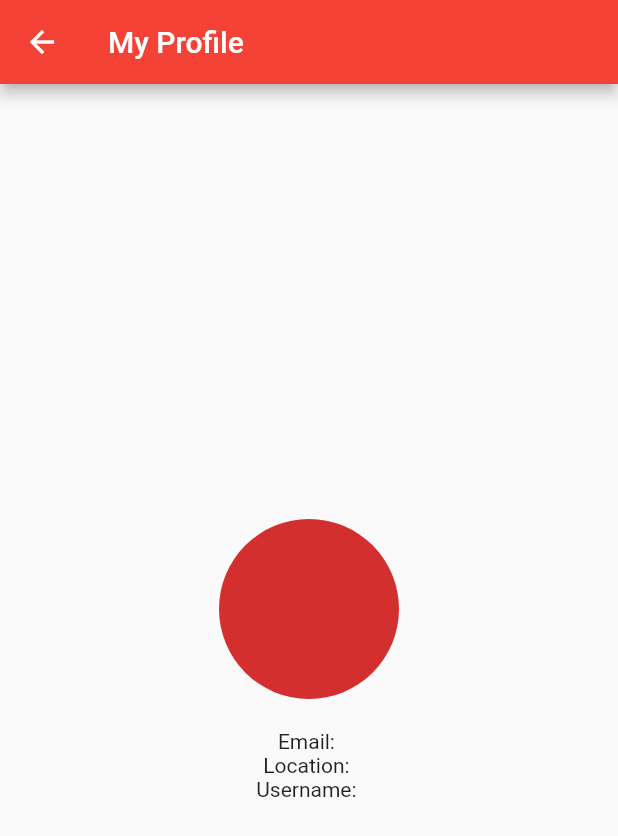
After one commit to cmalcazar/FlavorApp, a Flutter app: the UserProfileScreen screen opened directly, on a phone screen of 412 x 824 dp. The commit adds this screen. Shown: the top 836 px of the screen. Run offline on Flutter 3.47's test engine with Material 2 defaults, Android fonts, the phone set to English and light mode, and no system bars; our stand-ins replace cloud_firestore, file_picker, firebase_auth, firebase_core, firebase_storage, like_button; missing offline and left inert: favorite_button; accounts and stored records are empty.

Commit message:
created user profile screen
Created userProfileScreen.dart so the user is able to see their main info (email, location, username). Still needs styling, but the functionality is there.

Modified optionpage.dart:
-added import to userProfileScreen.dart
-added "My Profile" icon

```diff
--- /dev/null
+++ b/flavor_app/lib/userProfileScreen.dart
@@ -0,0 +1,62 @@
+import 'package:flutter/material.dart';
+import 'package:firebase_auth/firebase_auth.dart';
+import 'package:provider/provider.dart';
+import 'package:cloud_firestore/cloud_firestore.dart';
+
+class UserProfileScreen extends StatelessWidget {
+  @override
+  Widget build(BuildContext context) {
+    final auth = Provider.of<FirebaseAuth>(context);
+    final User? user = auth.currentUser;
+
+    return Scaffold(
+      appBar: AppBar(
+        title: const Text('My Profile'),
+      ),
+      body: FutureBuilder(
+        future: getUserData(user!.uid),
+        builder: (context, AsyncSnapshot<Map<String, dynamic>> snapshot) {
+          if (snapshot.connectionState == ConnectionState.waiting) {
+            //loading indicator while data gets displayed
+            return CircularProgressIndicator();
+          } else if (snapshot.hasError) {
+            return Text('Error: ${snapshot.error}');
+          } else {
+            // after fetching user data, store it in userData
+            final userData = snapshot.data ?? {};
+            return Center(
+              child: Column(
+                mainAxisAlignment: MainAxisAlignment.center,
+                children: [
+                  CircleAvatar(
+                    radius: 60,
+                    //we could add an image to the user profile
+                    //so this screen looks better
+                    //backgroundImage: NetworkImage(userData['profileImage'] ?? ''),
+                  ),
+                  SizedBox(height: 20),
+                  Text('Email: ${user?.email}'),
+                  Text('Location: ${userData['location']}'),
+                  Text('Username: ${userData['username']}'),
+                ],
+              ),
+            );
+          }
+        },
+      ),
+    );
+  }
+
+  //get user data from Firestore
+  Future<Map<String, dynamic>> getUserData(String uid) async {
+    try {
+      var querySnapshot = await FirebaseFirestore.instance.collection('users').doc(uid).get();
+      var uData = querySnapshot.data() ?? {};
+      print(uData);
+      return uData;
+    } catch (e) {
+      print('Error fetching user data: $e');
+      return {};
+    }
+  }
+}
```
Also changed, not shown: flavor_app/lib/optionpage.dart (+17 -0 lines).
